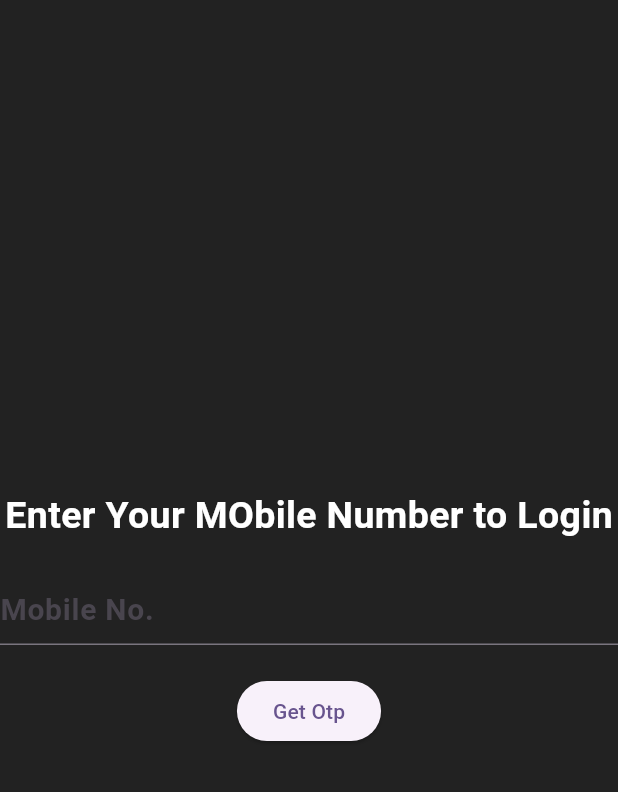
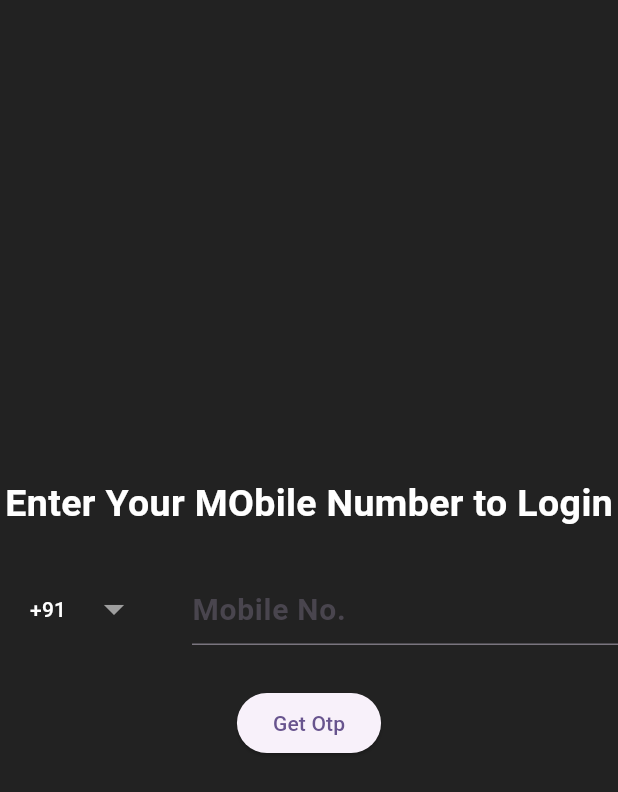
Before and after one commit to HKAY1/sqlite_test, a Flutter app: the screen it shows after launch, on a phone screen of 412 x 824 dp. Shown: the top 792 px of the screen. Run offline on Flutter 3.47's test engine with Material 3 defaults, Android fonts, the phone set to English and light mode, and no system bars; drawn by our look-alikes of country_code_picker; our stand-ins replace cached_network_image, connectivity_plus, equatable, flutter_riverpod, local_auth, shared_preferences and 1 more; missing offline and left inert: desktop_drop, flutter_quill, flutter_quill_extensions; accounts and stored records are empty.

Commit message:
bio auth

```diff
--- a/lib/main.dart
+++ b/lib/main.dart
@@ -4,6 +4,7 @@ import 'package:flutter_riverpod/flutter_riverpod.dart';
 import 'package:shared_preferences/shared_preferences.dart';
 import 'package:test_app/db/db.dart';
 import 'package:test_app/models/user_model.dart';
+import 'package:test_app/service/bio_auth_service.dart';
 import 'package:test_app/service/internet_service.dart';
 import 'package:test_app/ui/auth/login.dart';
 import 'package:test_app/ui/notes.dart';
@@ -18,6 +19,7 @@ void main() async {
   final user = await AppDatabase.instance.readUser1();
   AppLanguageProvider appLanguage = AppLanguageProvider();
   InternetConnectivity.instance.initialize();
+  BioAuthService.instance.initialize();
   await appLanguage.fetchLocale();
   runApp(ProviderScope(
     child: MyApp(
--- a/lib/ui/auth/login.dart
+++ b/lib/ui/auth/login.dart
@@ -1,5 +1,6 @@
 // ignore_for_file: use_build_context_synchronously
 
+import 'package:country_code_picker/country_code_picker.dart';
 import 'package:flutter/material.dart';
 import 'package:test_app/db/db.dart';
 
@@ -36,7 +37,26 @@ class _LoginScreenState extends State<LoginScreen> {
           const SizedBox(
             height: 20,
           ),
-          TextField(
+          Row(
+            children: [
+              const CountryCodePicker(
+                onChanged: print,
+                showDropDownButton: true,
+                hideMainText: false,
+                showFlag: false,
+                textStyle: TextStyle(color: Colors.white),
+                // Initial selection and favorite can be one of code ('IT') OR dial_code('+39')
+                initialSelection: 'IN',
+                favorite: ['+91', 'IN'],
+                // optional. Shows only country name and flag
+                showCountryOnly: false,
+                // optional. Shows only country name and flag when popup is closed.
+                showOnlyCountryWhenClosed: false,
+                // optional. aligns the flag and the Text left
+                alignLeft: false,
+              ),
+              Expanded(
+                child: TextField(
                   controller: phoneNumberController,
                   cursorColor: Colors.white,
                   style: const TextStyle(
@@ -47,6 +67,9 @@ class _LoginScreenState extends State<LoginScreen> {
                   decoration: const InputDecoration(
                     hintText: "Mobile No.",
                   ),
+                ),
+              ),
+            ],
           ),
           const SizedBox(
             height: 20,
--- a/pubspec.yaml
+++ b/pubspec.yaml
@@ -47,6 +47,8 @@ dependencies:
   connectivity_plus: ^6.1.0
   flutter_riverpod: ^2.6.1
   equatable: ^2.0.5
+  local_auth: ^2.3.0
+  country_code_picker: ^3.1.0
 
 dev_dependencies:
   flutter_test:
```
Also changed, not shown: lib/service/bio_auth_service.dart (added, +37 -0 lines), lib/ui/notes.dart (+6 -1 lines), 3 other files. Lines whose indentation alone changed are shown as unchanged.
